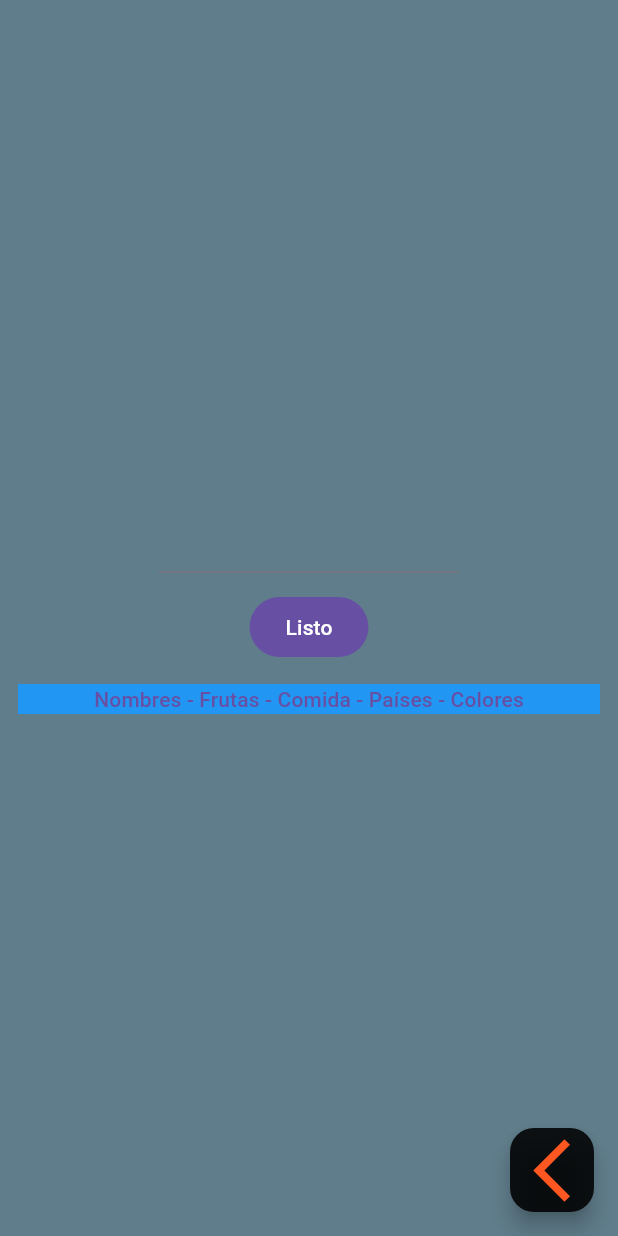
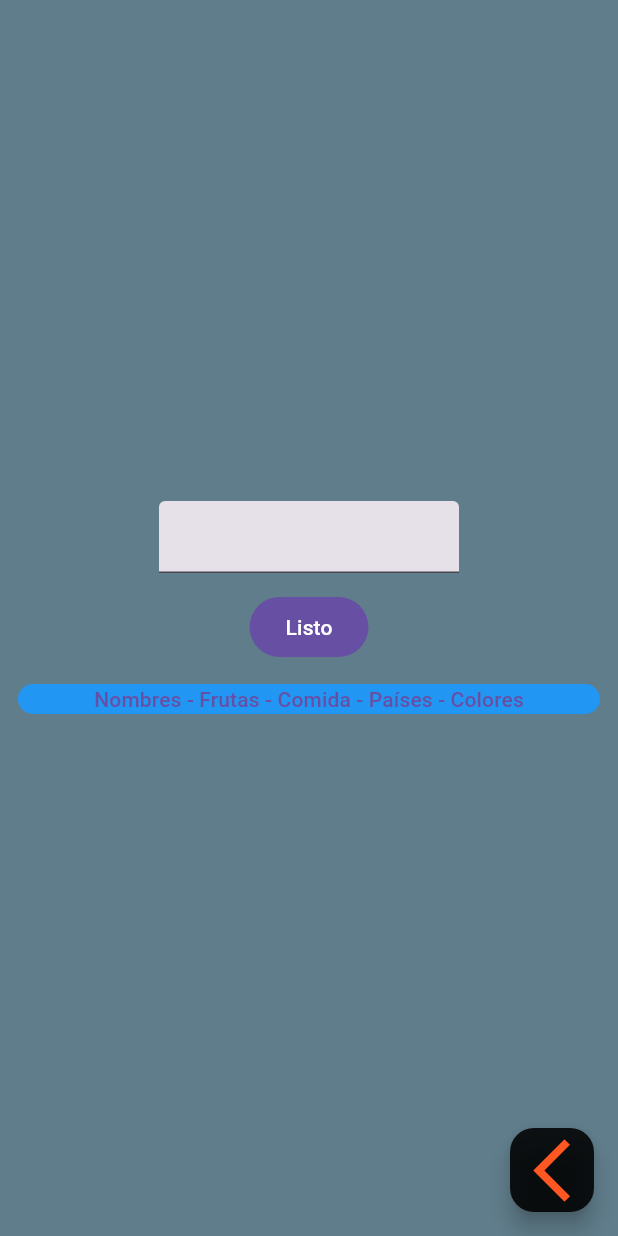
Before and after one commit to vogelFritz/tutti_frutti, a Flutter app: the GameStartScreen screen opened by its route, on a phone screen of 412 x 824 dp. Run offline on Flutter 3.47's test engine with Material 3 defaults, Android fonts, the light colour scheme and no system bars; our stand-ins replace flutter_riverpod, go_router.

Commit message:
TextField modificado

```diff
--- a/lib/presentation/screens/game/game_screen.dart
+++ b/lib/presentation/screens/game/game_screen.dart
@@ -1,3 +1,5 @@
+import 'dart:ui';
+
 import 'package:flutter/material.dart';
 import 'package:flutter_riverpod/flutter_riverpod.dart';
 import 'dart:math';
--- a/lib/presentation/screens/gameStart/game_start_screen.dart
+++ b/lib/presentation/screens/gameStart/game_start_screen.dart
@@ -34,6 +34,7 @@ class GameStartState extends ConsumerState<GameStartScreen> {
             height: 60,
             width: 200,
             child: TextField(
+              decoration: const InputDecoration(filled: true),
               controller: textController,
               onSubmitted: (value) {
                 ref.read(fieldProvider.notifier).state.add(value);
@@ -45,7 +46,10 @@ class GameStartState extends ConsumerState<GameStartScreen> {
           ),
           Consumer(builder: (context, ref, _) {
             final updatedFields = ref.watch(fieldProvider);
-            return Wrap(spacing: 10, children: [
+            return Wrap(
+                crossAxisAlignment: WrapCrossAlignment.center,
+                spacing: 10,
+                children: [
                   ...updatedFields.map((field) => Text(field)),
                   (updatedFields.isNotEmpty)
                       ? IconButton(
@@ -67,7 +71,9 @@ class GameStartState extends ConsumerState<GameStartScreen> {
                 ref.read(fieldProvider.notifier).state = defaultValues;
               },
               child: Container(
+                decoration: BoxDecoration(
                     color: Colors.blue,
+                    borderRadius: BorderRadius.circular(20)),
                 child: Row(
                   mainAxisAlignment: MainAxisAlignment.center,
                   children: [Text(defaultValues.join(' - '))],
```
Lines whose indentation alone changed are shown as unchanged.
